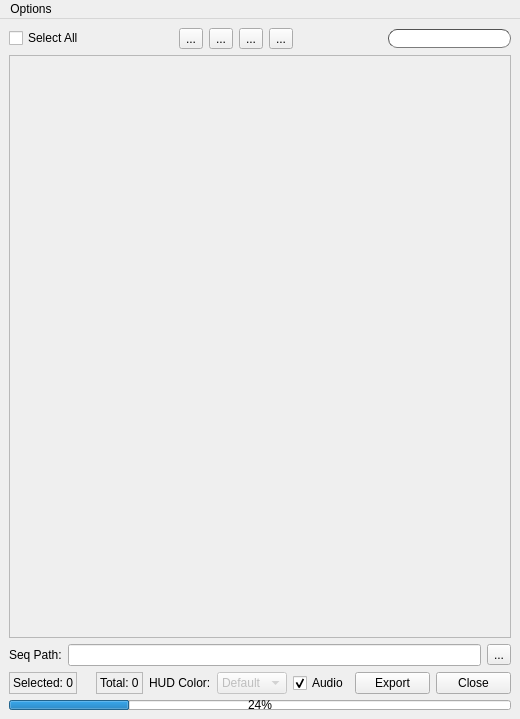
Qt form ui/submitter.ui (iceanimations/shot_subm_use_multishot) before a commit.
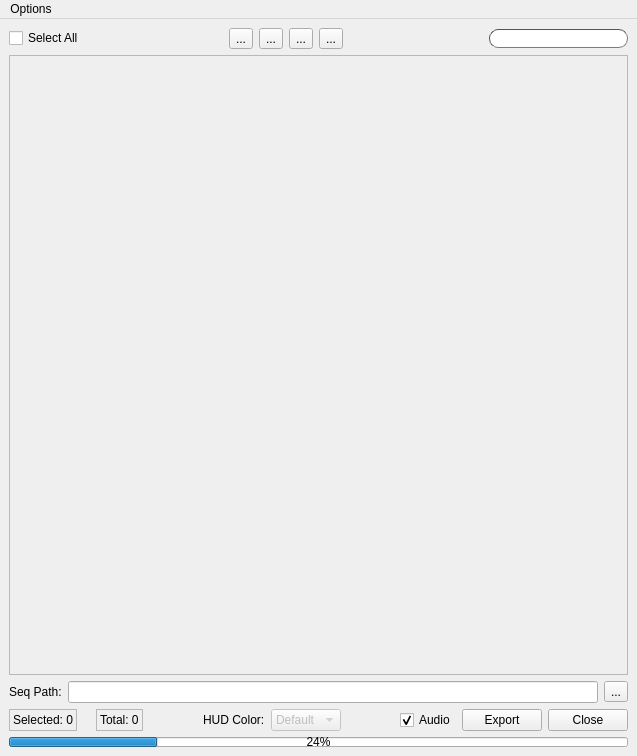
The same form after that commit.

Commit message: ui width increased

Diff of the .ui file:
```diff
--- a/ui/submitter.ui
+++ b/ui/submitter.ui
@@ -6,8 +6,8 @@
    <rect>
     <x>0</x>
     <y>0</y>
-    <width>507</width>
-    <height>719</height>
+    <width>637</width>
+    <height>756</height>
    </rect>
   </property>
   <property name="windowTitle">
@@ -120,8 +120,8 @@
         <rect>
          <x>0</x>
          <y>0</y>
-         <width>487</width>
-         <height>574</height>
+         <width>617</width>
+         <height>611</height>
         </rect>
        </property>
        <layout class="QVBoxLayout" name="verticalLayout_4">
@@ -337,7 +337,7 @@
     <rect>
      <x>0</x>
      <y>0</y>
-     <width>507</width>
+     <width>637</width>
      <height>22</height>
     </rect>
    </property>
```
The commit also changes 1 other file.
